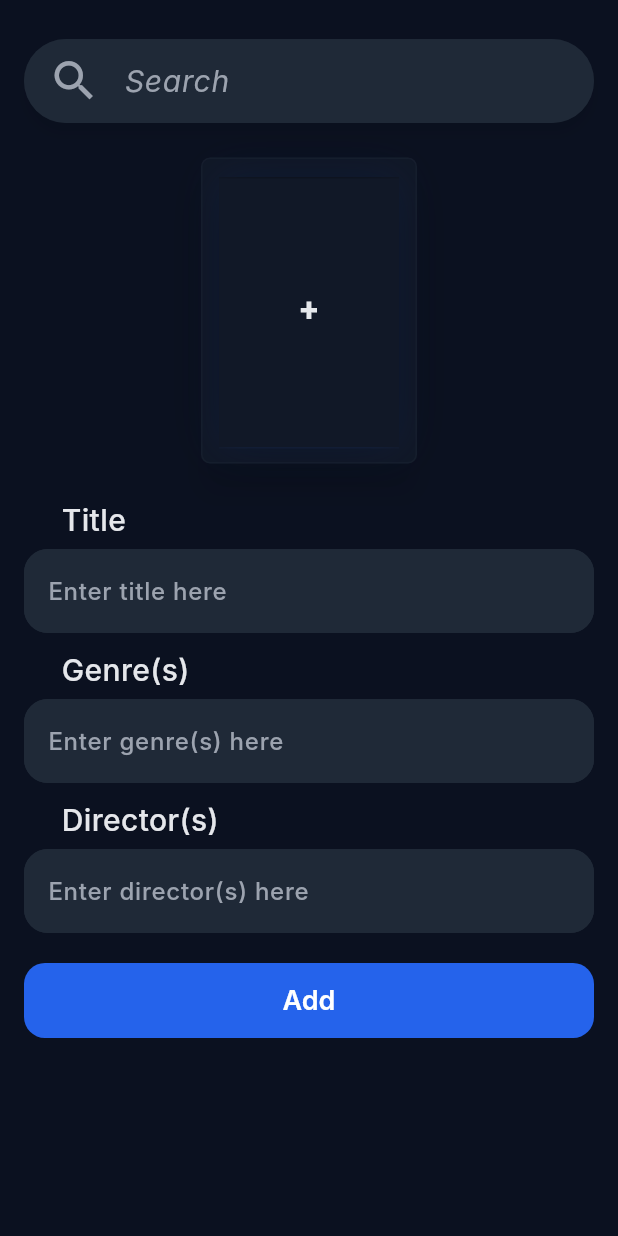
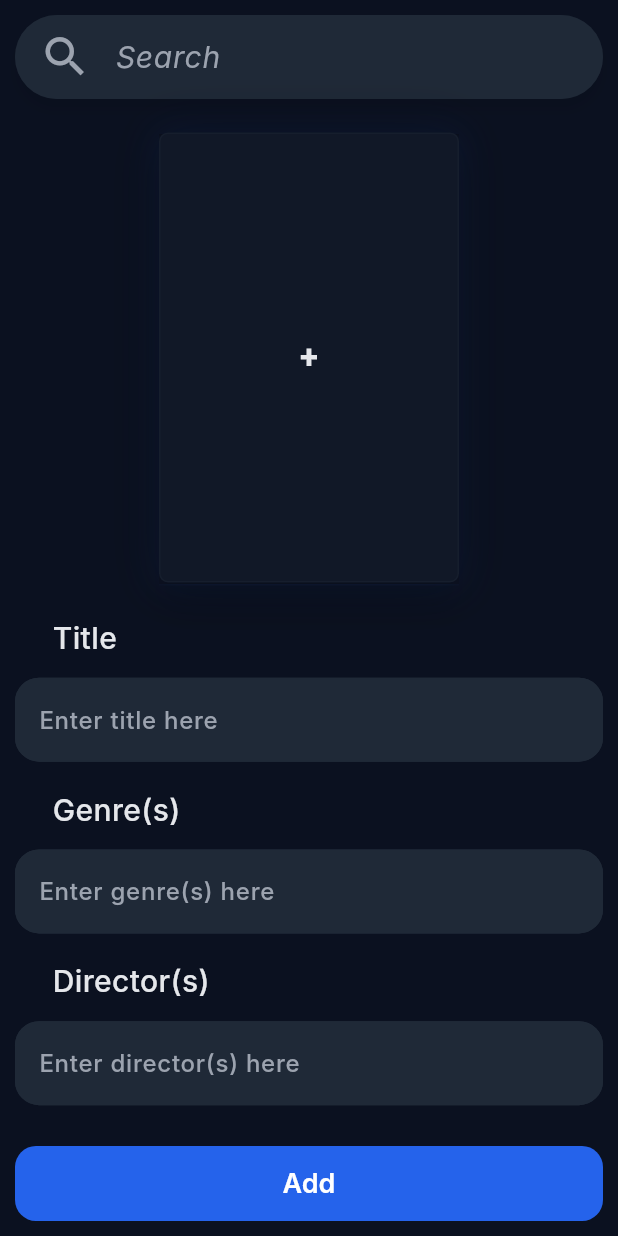
Before and after one commit to Bjorneee/movie_show_watchlist, a Flutter app: the AddScreen screen opened directly, on a phone screen of 412 x 824 dp. Run offline on Flutter 3.47's test engine with Material 3 defaults, Android fonts, the phone set to English and light mode, and no system bars; our stand-ins replace device_preview; missing offline and left inert: window_manager; Roboto replaces fonts that are missing (Inter, Poppins).

Commit message:
fixed cover image fill issue

```diff
--- a/lib/classes/custom_widgets.dart
+++ b/lib/classes/custom_widgets.dart
@@ -52,16 +52,9 @@ class MediaCard extends StatelessWidget {
 
   @override
   Widget build(BuildContext context) {
-    return InkWell(
-      onTap: onClick,
-      child: Card(
-        child: Stack(
-          children: [
-
-            Container(
+    return Container(
       width: width,
       height: height,
-              margin: EdgeInsets.all(12),
       decoration: BoxDecoration(
         boxShadow: [
           BoxShadow(
@@ -80,25 +73,40 @@ class MediaCard extends StatelessWidget {
           )
         ]
       ),
-              child: Center(
-                child: (mediaItem.posterPath != null)
-                  ? Image.network(mediaItem.posterPath!)
-                  : Text(
+      child: Card(
+        margin: EdgeInsets.zero,
+        clipBehavior: Clip.antiAlias,
+        child: InkWell(
+          onTap: onClick,
+          onHover: (value) {
+
+          },
+          child: Stack(
+            fit: .expand,
+            children: [
+              mediaItem.posterPath != null
+                  ? Image.network(
+                      mediaItem.posterPath!,
+                      fit: .cover,
+                    )
+                  : Center(
+                      child: Text(
                         mediaItem.title,
                         style: Theme.of(context).textTheme.titleLarge,
-                  )
+                        textAlign: .center,
                       ),
                     ),
 
-            Positioned.fill(
-              child: (mediaItem.status != Status.notWatched)
-                ? MediaCardOverlay(status: mediaItem.status)
-                : Text(''),
-            )
-
+              if (mediaItem.status != Status.notWatched)
+                Positioned(
+                  top: 5,
+                  left: 5,
+                  child: MediaCardOverlay(status: mediaItem.status)
+                ),
             ],
-        )
-      )
+          ),
+        ),
+      ),
     );
   }
 }
@@ -257,22 +265,21 @@ class MediaCardOverlay extends StatelessWidget {
 
   @override
   Widget build(BuildContext context) {
-    return ClipPath (
-      clipper: RightTriangleClipper(),
-      child: Container(
-        padding: EdgeInsets.all(10),
-        color: status.color.withAlpha(0x3F),
-        child: Align(
-          alignment: .bottomRight,
+    return Container(
+      alignment: .center,
+      width: 100,
+      height: 30,
+      decoration: BoxDecoration(
+        borderRadius: BorderRadius.circular(50),
+        color: status.color.withAlpha(0xAF),
+      ),
       child: Text(
         status.string,
         style: TextStyle(
-              fontSize: 24,
-              color: Color(0x3FFFFFFF)
+          fontSize: Theme.of(context).textTheme.bodyMedium?.fontSize,
+          color: Color(0xAFFFFFFF)
         ),
       ),
-        )
-      )
     );
   }
 }
@@ -281,9 +288,9 @@ class RightTriangleClipper extends CustomClipper<Path> {
   @override
   Path getClip(Size size) {
     Path path = Path();
-    path.moveTo(0, size.height);
+    path.moveTo(0, 0);
     path.lineTo(size.width, 0);
-    path.lineTo(size.width, size.height);
+    path.lineTo(0, size.height);
     path.close();
     return path;
   }
--- a/lib/main.dart
+++ b/lib/main.dart
@@ -162,7 +162,7 @@ class _PageHandler extends State<PageHandler> {
             )
           ),
           child: NavigationBar(
-            height: 50,
+            height: 40,
             labelBehavior: NavigationDestinationLabelBehavior.alwaysHide,
             selectedIndex: _currPageIndex,
             onDestinationSelected: (int idx) {
--- a/lib/pages/add_screen.dart
+++ b/lib/pages/add_screen.dart
@@ -40,8 +40,8 @@ class _AddScreen extends State<AddScreen> {
       builder: (context, child, model) {
         return Scaffold(
           body: SafeArea(
-            child: SingleChildScrollView(
-              padding: EdgeInsets.all(16),
+            child: Padding(
+              padding: EdgeInsetsGeometry.all(10),
               child: Form(
                 key: _formKey,
                 child: Stack(
@@ -49,9 +49,9 @@ class _AddScreen extends State<AddScreen> {
                   children: [
 
                     Column(
-                      crossAxisAlignment: CrossAxisAlignment.start,
+                      mainAxisAlignment: .spaceBetween,
+                      crossAxisAlignment: .start,
                       children: [
-                        SizedBox(height: 10),
 
                         SearchBar().showAll(
                           onTap: () {
@@ -76,8 +76,8 @@ class _AddScreen extends State<AddScreen> {
 
                         Center(                     //movie/tv show pic
                             child: SizedBox(
-                              width: 160,
-                              height: 220,
+                              width: 200,
+                              height: 300,
                               child: MediaCard(
                                 mediaItem: _selectedMedia == null
                                 ?
@@ -210,7 +210,6 @@ class _AddScreen extends State<AddScreen> {
                             child: Text("Add"),
                           ),
                         ),
-                        SizedBox(height: 10),
                       ],
                     ),
 
@@ -275,11 +274,11 @@ class _AddScreen extends State<AddScreen> {
                         }
                       }
                     )
-                    : Text("")
+                    : const SizedBox.shrink()
                   ],
                 )
               )
-            ),
+            )
           )
         );
       }
--- a/lib/pages/home_screen.dart
+++ b/lib/pages/home_screen.dart
@@ -153,10 +153,15 @@ class _HomeScreen extends State<HomeScreen> {
                             itemCount: filteredList.length,
                             gridDelegate: const SliverGridDelegateWithFixedCrossAxisCount(
                               crossAxisCount: 2,
+                              childAspectRatio: 170 / 250,
+                              mainAxisSpacing: 12,
+                              crossAxisSpacing: 12
                             ),
                             itemBuilder: (context, index) {
                               final Media media = filteredList[index];
                               return MediaCard(
+                                width: 170,
+                                height: 250,
                                 mediaItem: media,
                                 onClick: () {
                                   widget.model.selectMedia(media);
```
Lines whose indentation alone changed are shown as unchanged.
